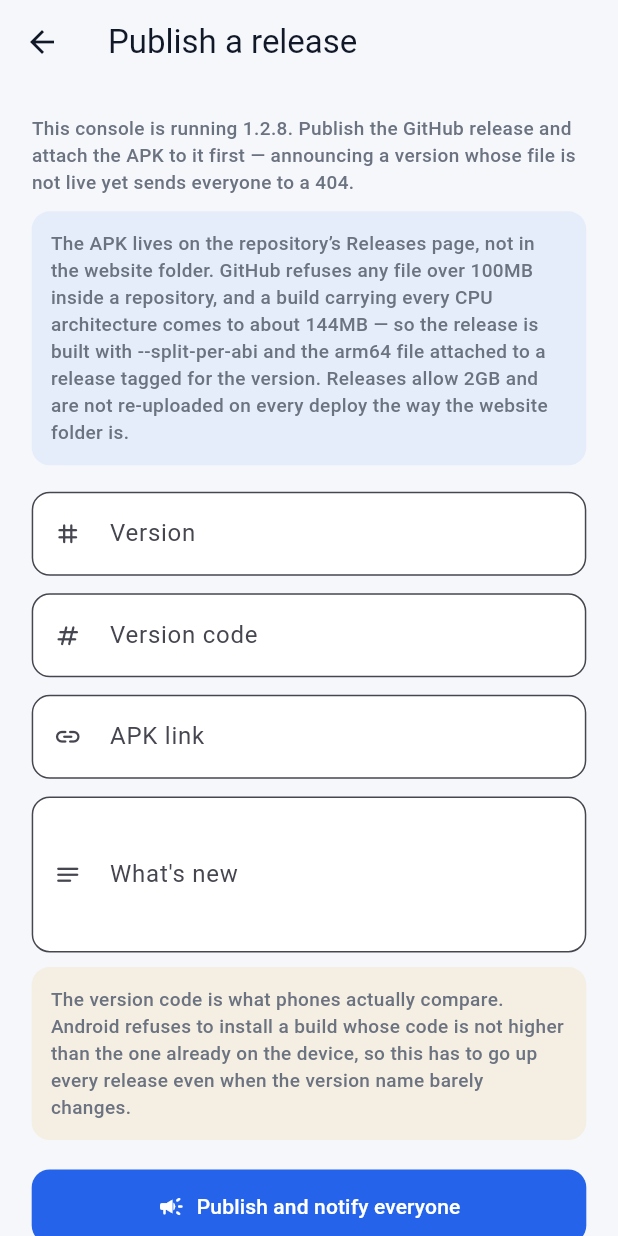
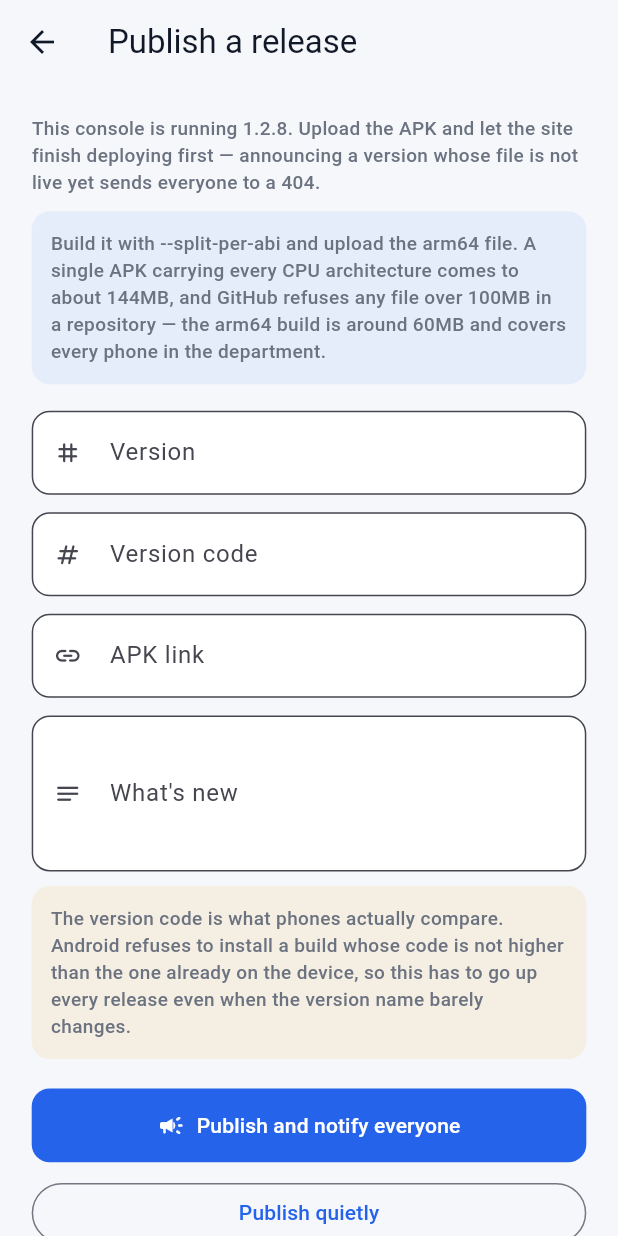
Before and after one commit to attendx-eee/attendx, a Flutter app: the ReleaseAnnounceScreen screen opened directly, on a phone screen of 412 x 824 dp. Run offline on Flutter 3.47's test engine with Material 3 defaults, Android fonts, the phone set to English and light mode, and no system bars; our stand-ins replace camera, cloud_firestore, custom_refresh_indicator, device_info_plus, firebase_auth, firebase_core and 10 more; missing offline and left inert: flutter_litert, google_mlkit_face_detection, google_mlkit_text_recognition, tflite_flutter; accounts and stored records are empty.

Commit message:
Point the download page back at the file that exists
I changed the download button to a GitHub Releases URL before any such
release existed, so the button 404d the moment Pages deployed — the
exact failure the link check in the console is there to prevent, walked
into by hand.

The APK is in docs/ and pushed, and Firestore's apkUrl already points
there, so the page now points there too. Everything agrees.

Releases is still the better home for a 60MB binary that no cleanup can
remove from history once committed, and the repository will keep growing
at that rate per version. But that is a move to make deliberately, with
a release created first, not by editing a link and hoping. The Release
screen now describes what is actually being done, and keeps the part of
the advice that is unconditionally true: build with --split-per-abi,
because a single APK carrying every architecture is 144MB and GitHub
refuses anything over 100MB.

```diff
--- a/lib/admin/screens/release_announce_screen.dart
+++ b/lib/admin/screens/release_announce_screen.dart
@@ -210,7 +210,7 @@
 
                   Text(
                     'This console is running ${AppConfig.appVersion}. '
-                    'Publish the GitHub release and attach the APK to it '
+                    'Upload the APK and let the site finish deploying '
                     'first — announcing a version whose file is not live '
                     'yet sends everyone to a 404.',
                     style: AppTextStyles.caption,
@@ -223,14 +223,12 @@
                       borderRadius: BorderRadius.circular(AppRadius.sm),
                     ),
                     child: Text(
-                      'The APK lives on the repository’s Releases page, '
-                      'not in the website folder. GitHub refuses any file '
-                      'over 100MB inside a repository, and a build carrying '
-                      'every CPU architecture comes to about 144MB — so the '
-                      'release is built with --split-per-abi and the arm64 '
-                      'file attached to a release tagged for the version. '
-                      'Releases allow 2GB and are not re-uploaded on every '
-                      'deploy the way the website folder is.',
+                      'Build it with --split-per-abi and upload the arm64 '
+                      'file. A single APK carrying every CPU architecture '
+                      'comes to about 144MB, and GitHub refuses any file '
+                      'over 100MB in a repository — the arm64 build is '
+                      'around 60MB and covers every phone in the '
+                      'department.',
                       style: AppTextStyles.caption,
                     ),
                   ),
@@ -247,8 +245,8 @@
                   _field(
                       _apkUrl,
                       'APK link',
-                      'https://github.com/attendx-eee/attendx/releases/'
-                          'download/v1.2.8/attendx-v1.2.8.apk',
+                      'https://attendx-eee.github.io/attendx/'
+                          'attendx-v1.2.8.apk',
                       Icons.link_rounded),
                   SizedBox(height: Responsive.h(12)),
                   _field(_notes, "What's new", 'Shown in the notification',
```
Also changed, not shown: 1 other file.
